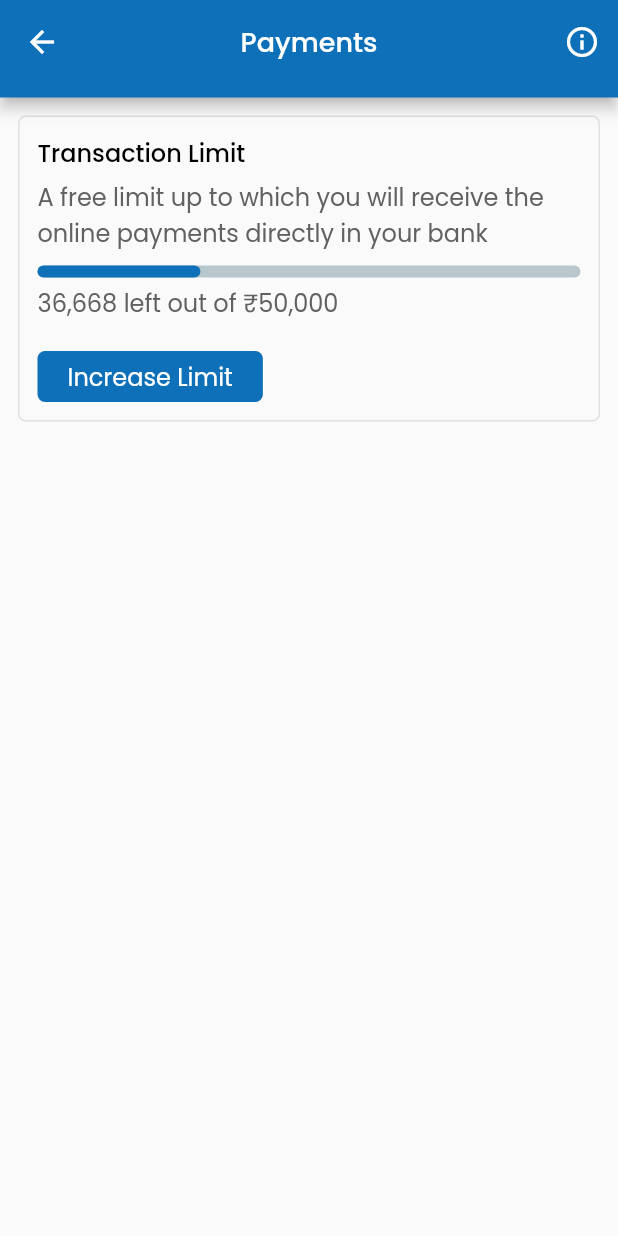
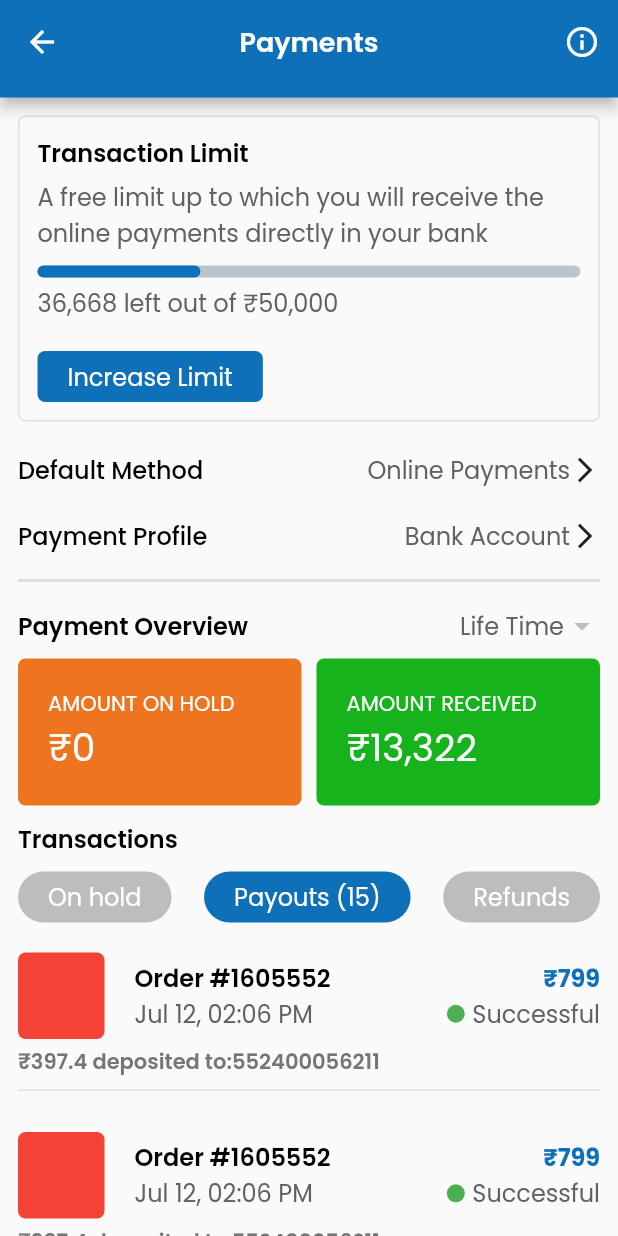
Before and after one commit to SanjaySanil/payment_section_sample, a Flutter app: the screen it shows after launch, on a phone screen of 412 x 824 dp. Run offline on Flutter 3.47's test engine with Material 2 defaults, Android fonts, the phone set to English and light mode, and no system bars; drawn by our look-alikes of percent_indicator; our stand-ins replace google_fonts.

Commit message:
final commit

```diff
--- a/lib/consts/text_constants.dart
+++ b/lib/consts/text_constants.dart
@@ -12,8 +12,8 @@ class TextConst {
   static const String AMOUNTRECIVED = "AMOUNT RECEIVED";
   static const String TRANSACTIONS = "Transactions";
   static const String ONLINEPAYMENTS = "Online Payments";
-  static const String BANKACCOUNT = "Transactions";
-  static const String LIFETIME = "Transactions";
+  static const String BANKACCOUNT = "Bank Account";
+  static const String LIFETIME = "Life Time";
   static const String ONHOLD = "On hold";
   static const String PAYOUTS = "Payouts";
   static const String REFUND = "Refunds";
--- a/lib/views/pages/payments_section/payments_section.dart
+++ b/lib/views/pages/payments_section/payments_section.dart
@@ -1,7 +1,10 @@
 import 'package:flutter/material.dart';
 import 'package:startup_projects/consts/size_constants.dart';
-import 'package:startup_projects/views/pages/payments_section/widgets/transaction_limit_section.dart';
+import 'widgets/default_method_payment_profile.dart';
+import 'widgets/payment_overview_section.dart';
 import 'widgets/payment_section_appBar.dart';
+import 'widgets/transaction_limit_section.dart';
+import 'widgets/transactions_section.dart';
 
 class PaymentsSection extends StatelessWidget {
   const PaymentsSection({Key? key}) : super(key: key);
@@ -14,8 +17,12 @@ class PaymentsSection extends StatelessWidget {
         child:Container(
           padding:const EdgeInsets.all(SizeConstants.padding01),
           child: Column(
+            crossAxisAlignment: CrossAxisAlignment.start,
             children: const [
               TransactionLimitSection(),
+              DefaultMethodPaymentProfile(),
+              PaymentOverviewSection(),
+              TransactionsSection(),
             ],
           ),
         ),
--- /dev/null
+++ b/lib/views/pages/payments_section/widgets/default_method_payment_profile.dart
@@ -0,0 +1,73 @@
+import 'package:flutter/material.dart';
+import 'package:startup_projects/consts/color_constants.dart';
+import 'package:startup_projects/consts/size_constants.dart';
+import 'package:startup_projects/consts/text_constants.dart';
+
+class DefaultMethodPaymentProfile extends StatelessWidget {
+  const DefaultMethodPaymentProfile({Key? key}) : super(key: key);
+
+  @override
+  Widget build(BuildContext context) {
+    return Column(
+      children: [
+        DefaultPaymentProfile(
+            onTap: () {},
+            text: TextConst.DEFAULTMETHOD,
+            subText: TextConst.ONLINEPAYMENTS),
+        const SizedBox(
+          height: SizeConstants.gap03,
+        ),
+        DefaultPaymentProfile(
+            onTap: () {},
+            text: TextConst.PAYMENTPROFILE,
+            subText: TextConst.BANKACCOUNT),
+        const SizedBox(
+          height: SizeConstants.gap02,
+        ),
+        Divider(
+          thickness: 2,
+          color: ColorConst.borderColor,
+        ),
+      ],
+    );
+  }
+}
+
+//Refactored section for Default Method and Payment Profile
+class DefaultPaymentProfile extends StatelessWidget {
+  const DefaultPaymentProfile({
+    required this.text,
+    required this.onTap,
+    required this.subText,
+    super.key,
+  });
+
+  final String text;
+  final String subText;
+  final VoidCallback onTap;
+
+  @override
+  Widget build(BuildContext context) {
+    return Row(
+      mainAxisAlignment: MainAxisAlignment.spaceBetween,
+      children: [
+        Text(
+          text,
+          style: Theme.of(context).textTheme.titleMedium,
+        ),
+        GestureDetector(
+          onTap: onTap,
+          child: Row(
+            children: [
+              Text(
+                subText,
+                style: Theme.of(context).textTheme.bodyLarge,
+              ),
+              const Icon(Icons.arrow_forward_ios_sharp, size: 20),
+            ],
+          ),
+        ),
+      ],
+    );
+  }
+}
--- /dev/null
+++ b/lib/views/pages/payments_section/widgets/payment_overview_section.dart
@@ -0,0 +1,116 @@
+import 'package:flutter/material.dart';
+import 'package:google_fonts/google_fonts.dart';
+import 'package:startup_projects/consts/color_constants.dart';
+import 'package:startup_projects/consts/size_constants.dart';
+import 'package:startup_projects/consts/text_constants.dart';
+
+class PaymentOverviewSection extends StatelessWidget {
+  const PaymentOverviewSection({Key? key}) : super(key: key);
+
+  @override
+  Widget build(BuildContext context) {
+    return Column(
+      children: [
+        const SizedBox(
+          height: SizeConstants.gap02,
+        ),
+        Row(
+          mainAxisAlignment: MainAxisAlignment.spaceBetween,
+          children: [
+            Text(
+              TextConst.PAYMENTOVERVIEW,
+              style: Theme.of(context).textTheme.headlineLarge,
+            ),
+            Row(
+              mainAxisAlignment: MainAxisAlignment.spaceBetween,
+              children: [
+                GestureDetector(
+                  onTap: () {},
+                  child: Row(
+                    children: [
+                      Text(
+                        TextConst.LIFETIME,
+                        style: Theme.of(context).textTheme.bodyLarge,
+                      ),
+                      DropdownButton(
+                        underline: Container(),
+                        items: [],
+                        onChanged: (value) {},
+                        icon: const Icon(Icons.arrow_drop_down),
+                      ),
+                    ],
+                  ),
+                ),
+              ],
+            ),
+          ],
+        ),
+        Row(
+          mainAxisAlignment: MainAxisAlignment.spaceBetween,
+          children: const [
+            ReusableContainer(
+              color: ColorConst.orange,
+              text: TextConst.AMOUNTONHOLD,
+              amount: "₹0",
+            ),
+            SizedBox(width: SizeConstants.gap02),
+            ReusableContainer(
+              color: ColorConst.green,
+              text: TextConst.AMOUNTRECIVED,
+              amount: "₹13,322",
+            ),
+          ],
+        )
+      ],
+    );
+  }
+}
+
+class ReusableContainer extends StatelessWidget {
+  const ReusableContainer({
+    required this.color,
+    required this.text,
+    required this.amount,
+    super.key,
+  });
+
+  final String text;
+  final String amount;
+  final Color color;
+
+  @override
+  Widget build(BuildContext context) {
+    return Expanded(
+      child: Container(
+        margin: const EdgeInsets.only(
+          top: SizeConstants.gap02,
+          bottom: SizeConstants.gap02,
+        ),
+        padding: const EdgeInsets.all(
+          SizeConstants.gap03,
+        ),
+        decoration: BoxDecoration(
+          color: color,
+          borderRadius: const BorderRadius.all(
+            Radius.circular(5),
+          ),
+        ),
+        child: Column(
+          crossAxisAlignment: CrossAxisAlignment.start,
+          children: [
+            Text(
+              text,
+              style: GoogleFonts.poppins(fontSize: 14, color: ColorConst.white),
+            ),
+            Text(
+              amount,
+              style: GoogleFonts.poppins(
+                fontSize: 25,
+              ),
+            ),
+          ],
+        ),
+      ),
+    );
+  }
+}
--- a/lib/views/pages/payments_section/widgets/transaction_limit_section.dart
+++ b/lib/views/pages/payments_section/widgets/transaction_limit_section.dart
@@ -12,6 +12,7 @@ class TransactionLimitSection extends StatelessWidget {
   Widget build(BuildContext context) {
     return Container(
       width: MediaQuery.of(context).size.width,
+      margin: const EdgeInsets.only(bottom: SizeConstants.gap03),
       padding: const EdgeInsets.all(SizeConstants.padding01),
       decoration: BoxDecoration(
         border: Border.all(
@@ -54,7 +55,8 @@ class TransactionLimitSection extends StatelessWidget {
           const SizedBox(
             height: SizeConstants.gap03,
           ),
-           ReusableButton(onTap:(){}, text:TextConst.INCREASELIMIT, borderRadius:5),
+          ReusableButton(
+              onTap: () {}, text: TextConst.INCREASELIMIT, borderRadius: 5),
         ],
       ),
     );
--- /dev/null
+++ b/lib/views/pages/payments_section/widgets/transactions_section.dart
@@ -0,0 +1,137 @@
+import 'dart:ui';
+
+import 'package:flutter/material.dart';
+import 'package:google_fonts/google_fonts.dart';
+import 'package:startup_projects/consts/color_constants.dart';
+import 'package:startup_projects/consts/size_constants.dart';
+import 'package:startup_projects/consts/text_constants.dart';
+import 'package:startup_projects/views/widgets/reusable_button/reusable_button.dart';
+
+class TransactionsSection extends StatelessWidget {
+  const TransactionsSection({Key? key}) : super(key: key);
+
+  @override
+  Widget build(BuildContext context) {
+    return Column(
+      crossAxisAlignment: CrossAxisAlignment.start,
+      children: [
+        Text(
+          TextConst.TRANSACTIONS,
+          style: Theme.of(context).textTheme.headlineLarge,
+        ),
+        const SizedBox(
+          height: SizeConstants.gap02,
+        ),
+        Row(
+          mainAxisAlignment: MainAxisAlignment.spaceBetween,
+          children: [
+            ReusableButton(
+              onTap: () {},
+              borderRadius: 20,
+              text: TextConst.ONHOLD,
+              color: Colors.grey.shade400,
+            ),
+            ReusableButton(
+              onTap: () {},
+              borderRadius: 20,
+              text: "${TextConst.PAYOUTS} (15)",
+              color: ColorConst.blue,
+            ),
+            ReusableButton(
+              onTap: () {},
+              borderRadius: 20,
+              text: TextConst.REFUND,
+              color: Colors.grey.shade400,
+            ),
+          ],
+        ),
+        ListView.builder(
+          itemCount: 10,
+          physics: const NeverScrollableScrollPhysics(),
+          shrinkWrap: true,
+          itemBuilder: (context, index) => Container(
+            margin: const EdgeInsets.only(top: SizeConstants.gap03),
+            child: Column(
+              crossAxisAlignment: CrossAxisAlignment.start,
+              children: [
+                Row(
+                  mainAxisAlignment: MainAxisAlignment.spaceBetween,
+                  children: [
+                    Row(
+                      children: [
+                        Container(
+                          height: MediaQuery.of(context).size.height * .07,
+                          width: MediaQuery.of(context).size.height * .07,
+                          decoration: const BoxDecoration(
+                            color: Colors.red,
+                            borderRadius: BorderRadius.all(
+                              Radius.circular(5),
+                            ),
+                          ),
+                        ),
+                        const SizedBox(width: SizeConstants.gap03),
+                        Column(
+                          crossAxisAlignment: CrossAxisAlignment.start,
+                          children: [
+                            Text(
+                              "Order #1605552",
+                              style: GoogleFonts.poppins(
+                                  color: Colors.black,
+                                  fontWeight: FontWeight.w600,
+                                  fontSize: 16),
+                            ),
+                            Text(
+                              "Jul 12, 02:06 PM",
+                              style: Theme.of(context).textTheme.bodyLarge,
+                            ),
+                          ],
+                        ),
+                      ],
+                    ),
+                    Column(
+                      crossAxisAlignment: CrossAxisAlignment.end,
+                      children: [
+                        const Text(
+                          "₹799",
+                          style: TextStyle(
+                              color: ColorConst.blue,
+                              fontWeight: FontWeight.bold),
+                        ),
+                        Row(
+                          children: [
+                            const CircleAvatar(
+                                backgroundColor: Colors.green, maxRadius: 6),
+                            const SizedBox(width: SizeConstants.gap01),
+                            Text(
+                              "Successful",
+                              style: GoogleFonts.poppins(
+                                  color: ColorConst.textMediumColor),
+                            ),
+                          ],
+                        ),
+                      ],
+                    ),
+                  ],
+                ),
+                const SizedBox(
+                  height: SizeConstants.gap01,
+                ),
+                Text(
+                  "₹397.4 deposited to:552400056211",
+                  style: GoogleFonts.poppins(
+                      color: Colors.grey.shade600,
+                      fontSize: 14,
+                      fontWeight: FontWeight.w600),
+                ),
+                Divider(
+                  thickness: 1,
+                  color: ColorConst.borderColor,
+                ),
+              ],
+            ),
+          ),
+        ),
+      ],
+    );
+  }
+}
--- a/lib/views/theme/text_theme.dart
+++ b/lib/views/theme/text_theme.dart
@@ -6,12 +6,12 @@ class TTextTheme {
   static TextTheme textTheme = TextTheme(
     titleLarge: googleFonts(
       18,
-      FontWeight.w500,
+      FontWeight.w600,
       ColorConst.white,
     ),
     headlineLarge: googleFonts(
       16,
-      FontWeight.w500,
+      FontWeight.w600,
       ColorConst.black,
     ),
     headlineMedium: googleFonts(
@@ -36,6 +36,12 @@ class TTextTheme {
       FontWeight.normal,
       ColorConst.white,
     ),
+    //sub heading medium color
+    titleMedium:googleFonts(
+      16,
+      FontWeight.w500,
+      ColorConst.black,
+    ),
   );
 
   static TextStyle googleFonts(
```
